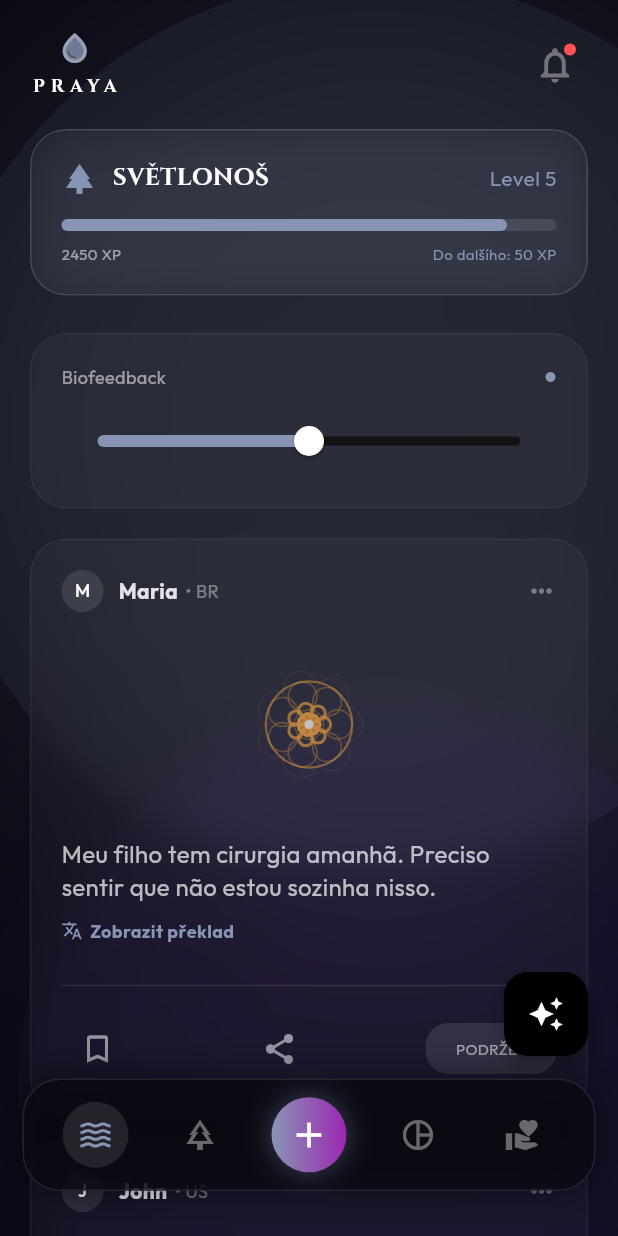
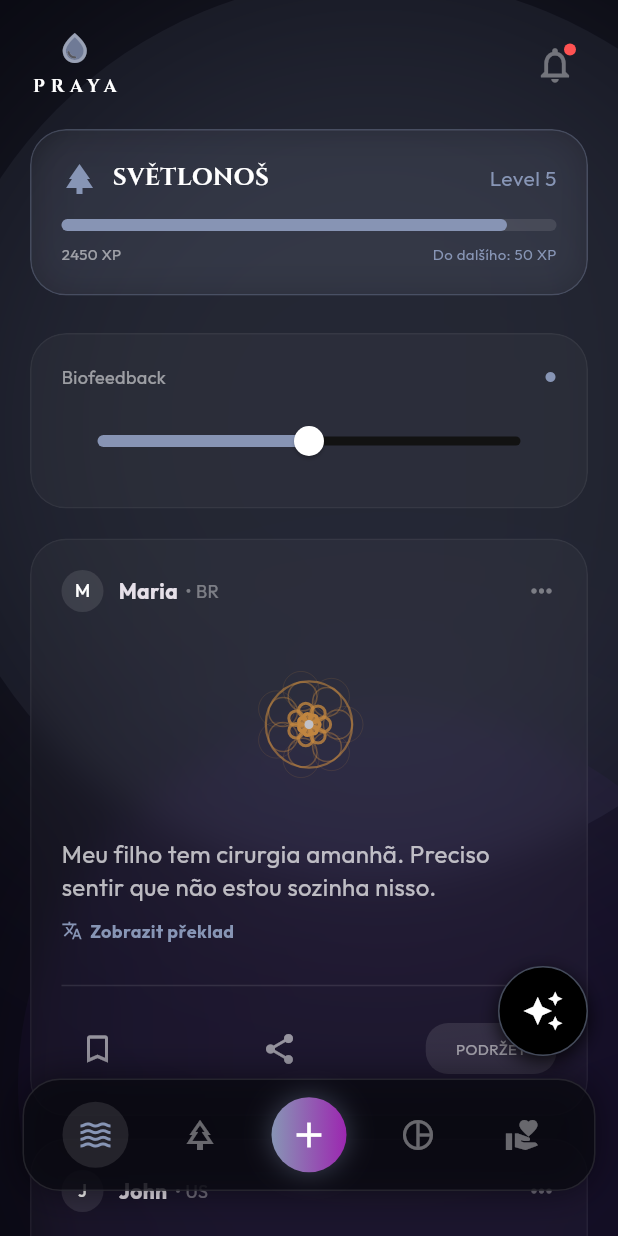
Before and after one commit to meagoah/Praya_MVP, a Flutter app: the MainLayout screen opened directly, on a phone screen of 412 x 824 dp. Run offline on Flutter 3.47's test engine with Material 3 defaults, Android fonts, the phone set to English and light mode, and no system bars; drawn by our look-alikes of flutter_animate; our stand-ins replace google_fonts; network calls fail.

```diff
--- a/lib/screens/main_layout.dart
+++ b/lib/screens/main_layout.dart
@@ -38,17 +38,35 @@ class MainLayout extends StatelessWidget {
           Align(alignment: Alignment.bottomCenter, child: _buildAdvancedDock(context, state)),
 
           // --- AURA AI TLAČÍTKO (UPDATED) ---
-          Positioned(
-            bottom: 120, right: 20,
-            child: FloatingActionButton(
-              backgroundColor: Colors.black,
-              onPressed: () => _openAura(context),
-              // ZMĚNA ZDE: Místo .shimmer() používáme .scale() a .fade() pro efekt dýchání
-              child: const Icon(Icons.auto_awesome, color: Colors.white)
-                  .animate(onPlay: (c) => c.repeat(reverse: true)) // Opakuj tam a zpět (nádech/výdech)
-                  .scale(duration: 3000.ms, begin: const Offset(1.0, 1.0), end: const Offset(1.2, 1.2)) // Velmi pomalé zvětšení
-                  .fade(duration: 3000.ms, begin: 0.7, end: 1.0), // Jemné zjasnění
-            ).animate().scale(duration: 400.ms, curve: Curves.elasticOut), // Úvodní animace při startu
+Positioned(
+            bottom: 120,
+            right: 20,
+            child: GestureDetector(
+              onTap: () => _openAura(context),
+              child: Container(
+                width: 60,
+                height: 60,
+                decoration: BoxDecoration(
+                  shape: BoxShape.circle,
+                  color: Colors.black, // Temné jádro
+                  border: Border.all(color: state.moodColor.withValues(alpha: 0.5), width: 1), // Jemný okraj
+                  boxShadow: [
+                    // Statický jemný stín pro hloubku
+                    BoxShadow(color: Colors.black.withValues(alpha: 0.8), blurRadius: 10, offset: const Offset(0, 4))
+                  ]
+                ),
+                child: const Icon(Icons.auto_awesome, color: Colors.white, size: 28),
+              )
+              .animate(onPlay: (c) => c.repeat(reverse: true)) // Nekonečný dech
+              .boxShadow(
+                duration: 4000.ms, // 4 sekundy = velmi pomalý, uklidňující dech
+                curve: Curves.easeInOutSine, // Organická křivka (žádné ostré hrany)
+                begin: BoxShadow(color: state.moodColor.withValues(alpha: 0.0), blurRadius: 0, spreadRadius: 0),
+                end: BoxShadow(color: state.moodColor.withValues(alpha: 0.3), blurRadius: 30, spreadRadius: 10), // Rozpínání aury
+              )
+              .animate() // Separátní animace pro ikonu uvnitř
+              .shimmer(duration: 5000.ms, color: Colors.white.withValues(alpha: 0.3), angle: 0.5), // Občasný "odlesk" světla na ikoně
+            ),
           )
         ],
       ),
```
Also changed, not shown: 2 other files.
